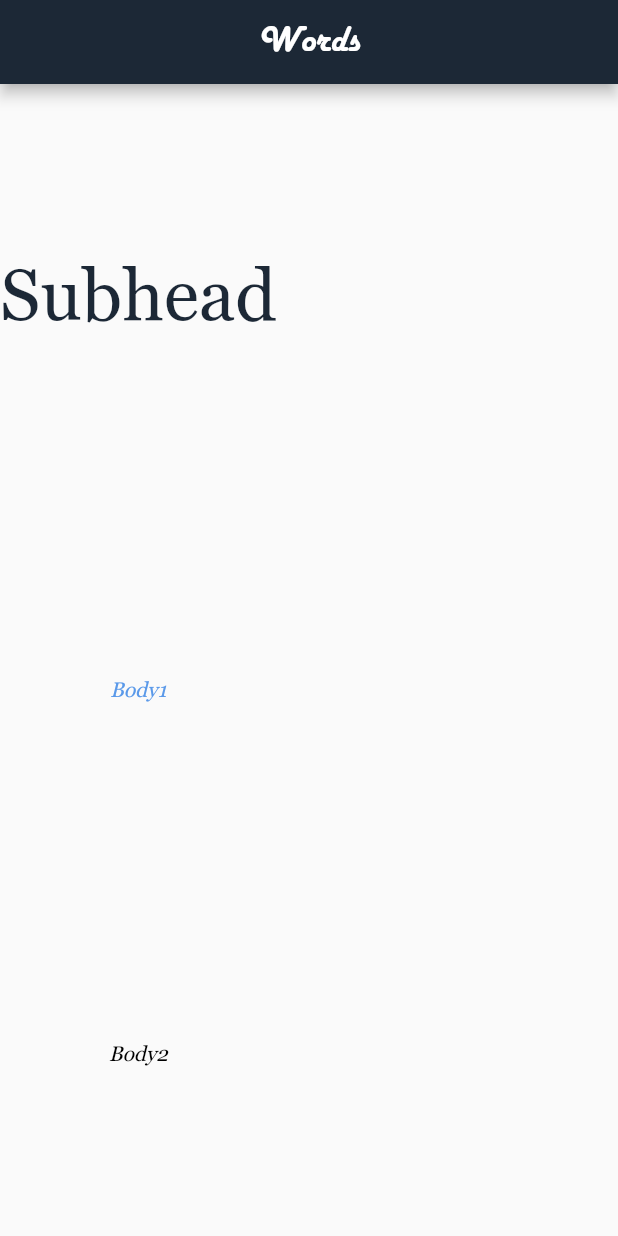
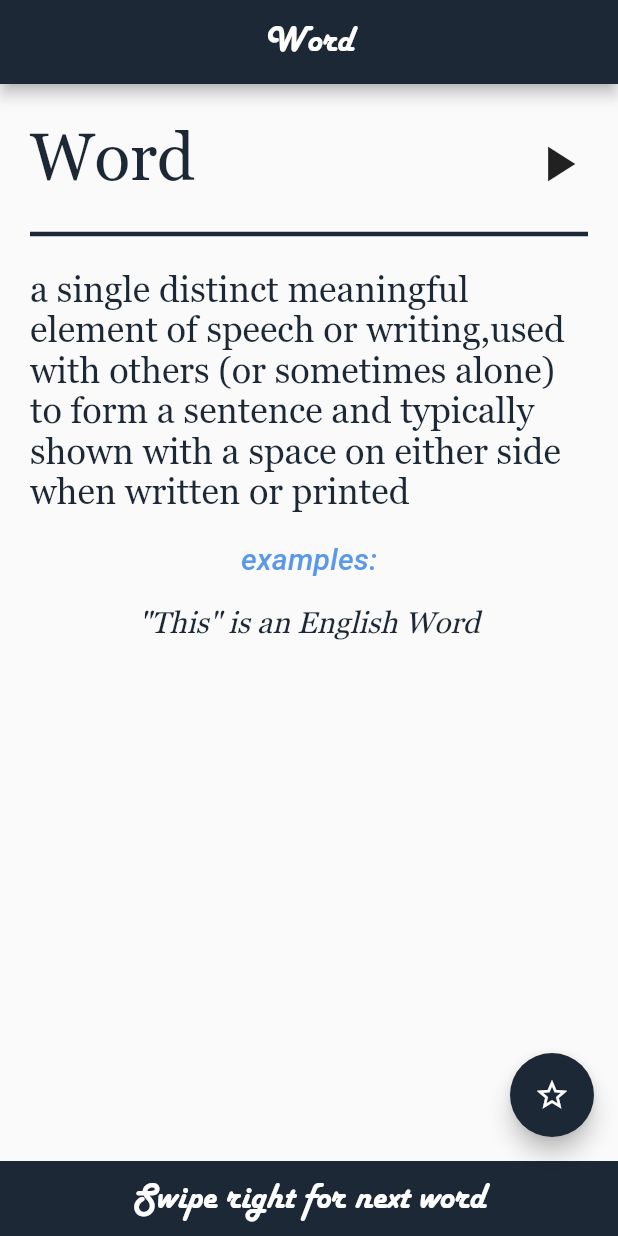
Before and after one commit to ParmarTarun/Words, a Flutter app: the screen it shows after launch, on a phone screen of 412 x 824 dp. Run offline on Flutter 3.47's test engine with Material 2 defaults, Android fonts, the phone set to English and light mode, and no system bars.

Commit message:
Homescreen Done

```diff
--- /dev/null
+++ b/lib/Screens/FavScreen.dart
@@ -0,0 +1,10 @@
+import 'package:flutter/material.dart';
+
+class FavouritesScreen extends StatelessWidget {
+  @override
+  Widget build(BuildContext context) {
+    return Container(
+      child: Text("Favourites Screen"),
+    );
+  }
+}
--- /dev/null
+++ b/lib/Screens/homeScreen.dart
@@ -0,0 +1,55 @@
+import 'package:flutter/material.dart';
+
+import '../Widgets/word.dart';
+import '../Widgets/wordDetails.dart';
+
+class HomeScreen extends StatelessWidget {
+  final String title = "Word";
+  @override
+  Widget build(BuildContext context) {
+    return Scaffold(
+      appBar: AppBar(
+        title: Text(
+          title,
+          style: Theme.of(context).textTheme.headline,
+        ),
+        centerTitle: true,
+      ),
+      body: SingleChildScrollView(
+        child: Column(
+          children: <Widget>[
+            Word(),
+            Divider(
+              color: Theme.of(context).primaryColor,
+              thickness: 3,
+              endIndent: 20.0,
+              indent: 20.0,
+            ),
+            WordDetails(),
+          ],
+        ),
+      ),
+      floatingActionButton: Container(
+        padding: EdgeInsets.only(bottom: 50),
+        child: FloatingActionButton(
+          backgroundColor: Theme.of(context).primaryColor,
+          child: Icon(
+            Icons.star_border,
+            color: Colors.white,
+          ),
+          onPressed: () {},
+        ),
+      ),
+      bottomSheet: Container(
+        alignment: Alignment.center,
+        width: MediaQuery.of(context).size.width,
+        height: 50,
+        child: Text(
+          "Swipe right for next word",
+          style: Theme.of(context).textTheme.headline,
+        ),
+        color: Theme.of(context).primaryColor,
+      ),
+    );
+  }
+}
--- /dev/null
+++ b/lib/Widgets/word.dart
@@ -0,0 +1,27 @@
+import 'package:flutter/material.dart';
+
+class Word extends StatelessWidget {
+  @override
+  Widget build(BuildContext context) {
+    return Padding(
+      padding: EdgeInsets.only(top: 24, left: 20, right: 20, bottom: 18),
+      child: Row(
+        mainAxisSize: MainAxisSize.max,
+        mainAxisAlignment: MainAxisAlignment.spaceBetween,
+        children: <Widget>[
+          Text(
+            "Word",
+            style: Theme.of(context).textTheme.subhead,
+          ),
+          IconButton(
+            icon: Icon(
+              Icons.play_arrow,
+              size: 40.0,
+            ),
+            onPressed: () {},
+          )
+        ],
+      ),
+    );
+  }
+}
--- /dev/null
+++ b/lib/Widgets/wordDetails.dart
@@ -0,0 +1,36 @@
+import 'package:flutter/material.dart';
+
+class WordDetails extends StatelessWidget {
+  @override
+  Widget build(BuildContext context) {
+    return Padding(
+      padding: EdgeInsets.symmetric(
+        horizontal: 20,
+        vertical: 15,
+      ),
+      child: Column(
+        crossAxisAlignment: CrossAxisAlignment.center,
+        children: [
+          Text(
+            "a single distinct meaningful element of speech or writing,used with others (or sometimes alone) to form a sentence and typically shown with a space on either side when written or printed",
+            style: Theme.of(context).textTheme.body1,
+          ),
+          SizedBox(
+            height: 20,
+          ),
+          Text(
+            "examples:",
+            style: Theme.of(context).textTheme.subtitle,
+          ),
+          SizedBox(
+            height: 20,
+          ),
+          Text(
+            "\"This\" is an English Word",
+            style: Theme.of(context).textTheme.body2,
+          ),
+        ],
+      ),
+    );
+  }
+}
--- a/lib/main.dart
+++ b/lib/main.dart
@@ -1,4 +1,6 @@
 import 'package:flutter/material.dart';
+
+import './Screens/homeScreen.dart';
 
 void main() => runApp(MyApp());
 
@@ -35,56 +37,30 @@ class MyApp extends StatelessWidget {
                 //word
                 fontFamily: 'Georgia',
                 color: primaryColor,
-                fontSize: 48,
+                fontSize: 44,
                 fontWeight: FontWeight.w500,
+              ),
+              subtitle: TextStyle(
+                fontStyle: FontStyle.italic,
+                fontSize: 20,
+                color: Color(0xFF5a99e9),
               ),
               body1: TextStyle(
                 //def,eg
                 fontFamily: 'Georgia',
-                fontStyle: FontStyle.italic,
-                color: Color(0xFF5a99e9),
+                fontSize: 24,
+                color: primaryColor
               ),
               body2: TextStyle(
-                  //actual content
-                  fontFamily: 'Georgia',
-                  fontStyle: FontStyle.italic,
-                  color: Colors.black,
-                ),
+                //actual content
+                fontFamily: 'Georgia',
+                fontSize: 20,
+                fontStyle: FontStyle.italic,
+                color: primaryColor,
+              ),
             ),
       ),
-      home: MyHomePage(title: 'Words'),
+      home: HomeScreen(),
     );
   }
 }
-
-class MyHomePage extends StatefulWidget {
-  MyHomePage({Key key, this.title}) : super(key: key);
-
-  final String title;
-
-  @override
-  _MyHomePageState createState() => _MyHomePageState();
-}
-
-class _MyHomePageState extends State<MyHomePage> {
-  @override
-  Widget build(BuildContext context) {
-    return Scaffold(
-      appBar: AppBar(
-        title: Text(
-          widget.title,
-          style: Theme.of(context).textTheme.headline,
-        ),
-        centerTitle: true,
-      ),
-      body: Column(
-        mainAxisAlignment: MainAxisAlignment.spaceAround,
-        children: <Widget>[
-          Text("Subhead", style: Theme.of(context).textTheme.subhead,),
-          Text("Body1", style: Theme.of(context).textTheme.body1,),
-          Text("Body2", style: Theme.of(context).textTheme.body2,),
-        ]
-      )
-    );
-  }
-}
```
Also changed, not shown: Plan/Plan.jpg.
